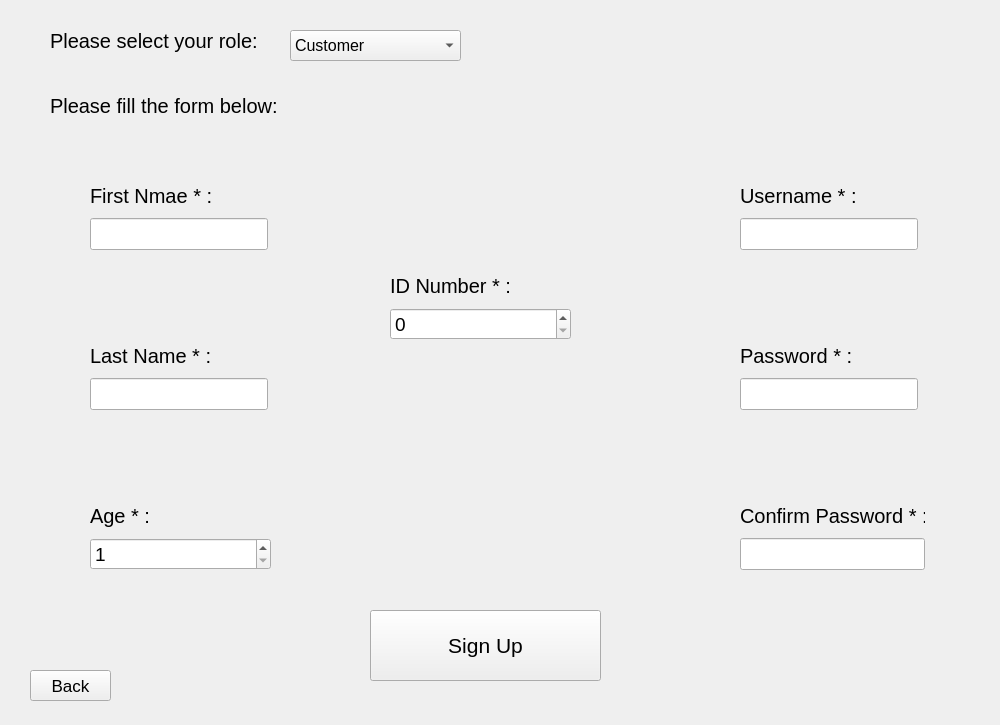
First picture: the form in source/employee_signup.ui, repository NimaMousavian/FBT-Market-Management-Application, before the edit.
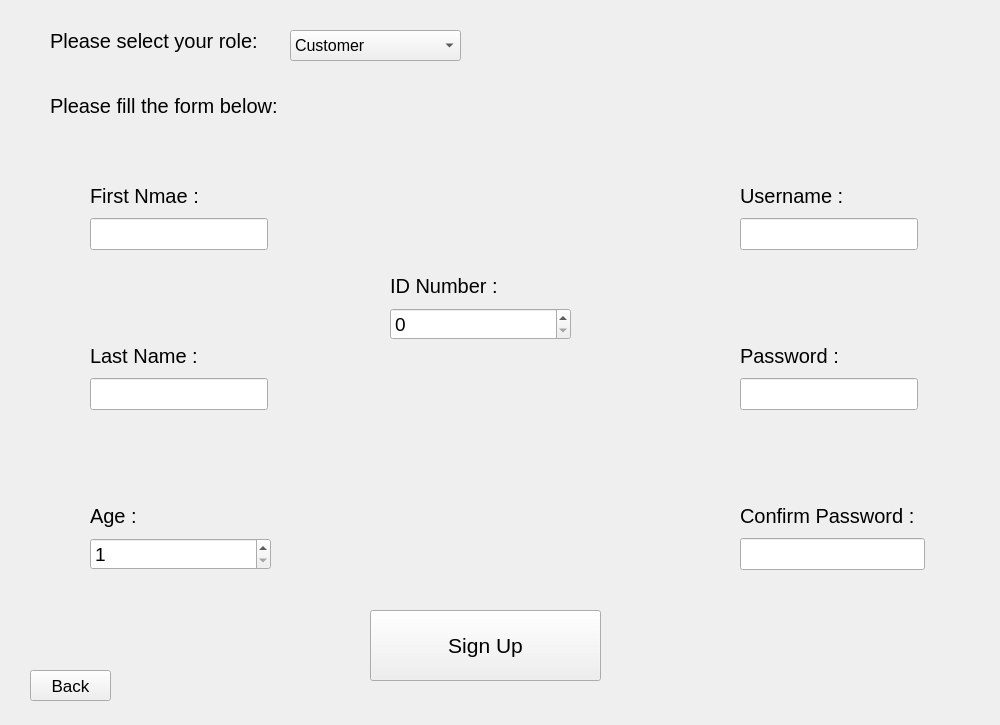
Second picture: the form after the edit.

```diff
--- a/source/employee_signup.ui
+++ b/source/employee_signup.ui
@@ -73,7 +73,7 @@
        </font>
       </property>
       <property name="text">
-       <string>Last Name * :</string>
+       <string>Last Name :</string>
       </property>
      </widget>
     </item>
@@ -106,7 +106,7 @@
        </font>
       </property>
       <property name="text">
-       <string>First Nmae * :</string>
+       <string>First Nmae :</string>
       </property>
      </widget>
     </item>
@@ -142,7 +142,7 @@
        </font>
       </property>
       <property name="text">
-       <string>Age * :</string>
+       <string>Age :</string>
       </property>
      </widget>
     </item>
@@ -181,7 +181,7 @@
        </font>
       </property>
       <property name="text">
-       <string>ID Number * :</string>
+       <string>ID Number :</string>
       </property>
      </widget>
     </item>
@@ -217,7 +217,7 @@
        </font>
       </property>
       <property name="text">
-       <string>Confirm Password * :</string>
+       <string>Confirm Password :</string>
       </property>
      </widget>
     </item>
@@ -250,7 +250,7 @@
        </font>
       </property>
       <property name="text">
-       <string>Username * :</string>
+       <string>Username :</string>
       </property>
      </widget>
     </item>
@@ -283,7 +283,7 @@
        </font>
       </property>
       <property name="text">
-       <string>Password * :</string>
+       <string>Password :</string>
       </property>
      </widget>
     </item>
```
